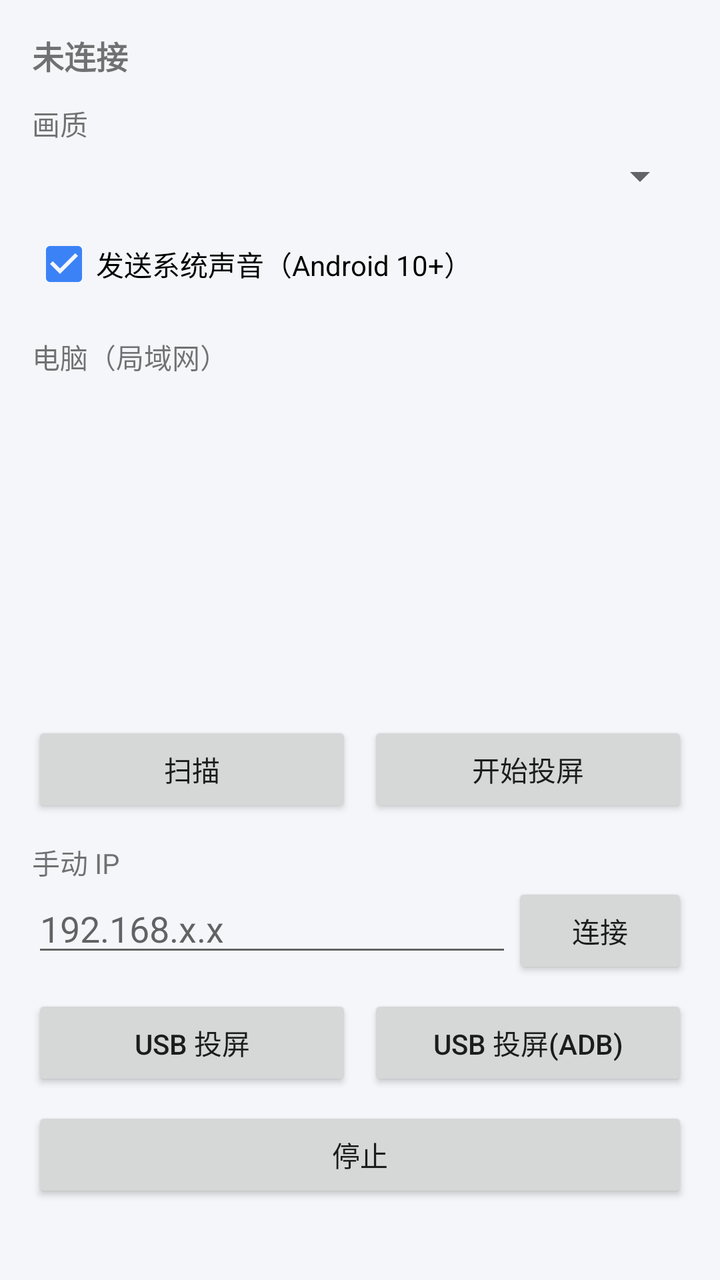
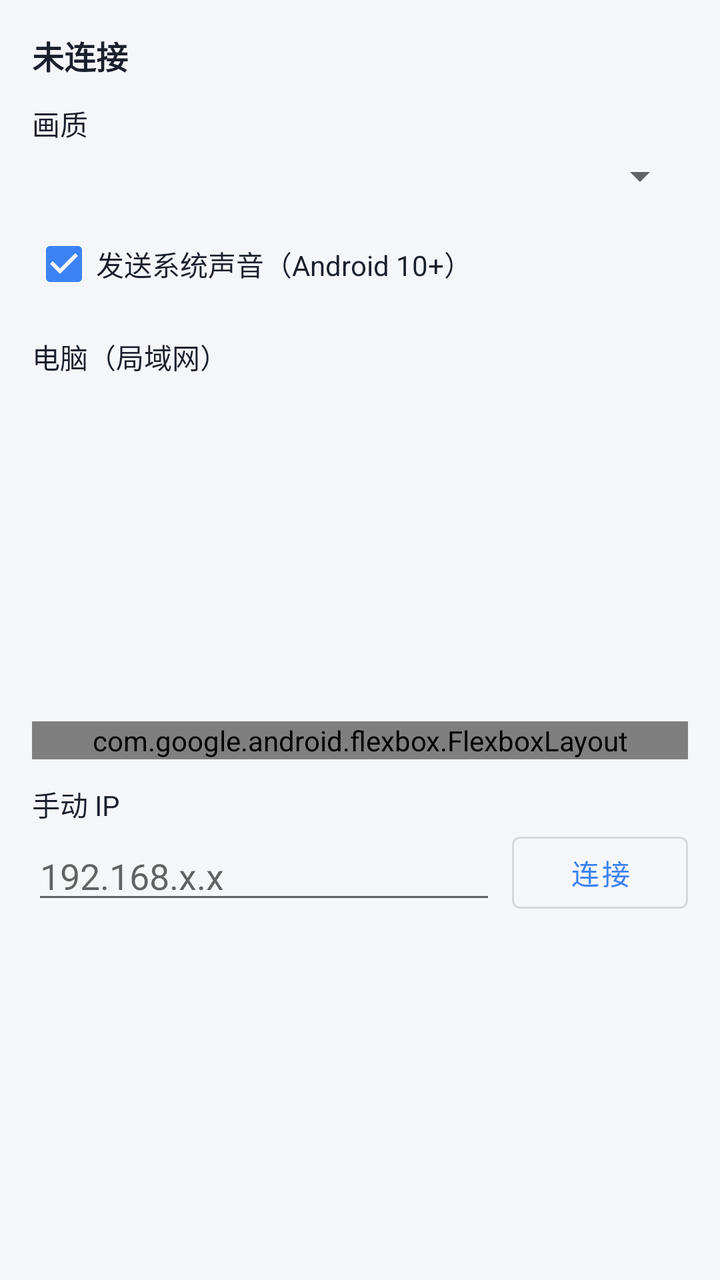

Before-and-after screenshots of an Android layout around one commit, followed by the original layout XML and the change that was made.
<!-- AndroidManifest.xml: application theme Theme.ScreenKit -->
<!-- res/layout/activity_cast.xml -->
<?xml version="1.0" encoding="utf-8"?>
<ScrollView xmlns:android="http://schemas.android.com/apk/res/android"
    android:layout_width="match_parent"
    android:layout_height="match_parent"
    android:fillViewport="true">
    <LinearLayout
        android:layout_width="match_parent"
        android:layout_height="wrap_content"
        android:orientation="vertical"
        android:padding="16dp">

        <TextView
            android:id="@+id/lbstat"
            android:layout_width="match_parent"
            android:layout_height="wrap_content"
            android:text="未连接"
            android:textSize="16sp"
            android:textStyle="bold" />

        <TextView
            android:layout_width="match_parent"
            android:layout_height="wrap_content"
            android:layout_marginTop="12dp"
            android:text="画质" />

        <Spinner
            android:id="@+id/eq"
            android:layout_width="match_parent"
            android:layout_height="wrap_content"
            android:layout_marginTop="4dp" />

        <CheckBox
            android:id="@+id/caudio"
            android:layout_width="match_parent"
            android:layout_height="wrap_content"
            android:layout_marginTop="8dp"
            android:checked="true"
            android:text="发送系统声音（Android 10+）" />

        <TextView
            android:layout_width="match_parent"
            android:layout_height="wrap_content"
            android:layout_marginTop="12dp"
            android:text="电脑（局域网）" />

        <ListView
            android:id="@+id/lpeers"
            android:layout_width="match_parent"
            android:layout_height="160dp"
            android:layout_marginTop="4dp"
            android:choiceMode="singleChoice"
            android:divider="@android:color/transparent"
            android:dividerHeight="6dp"
            android:listSelector="@android:color/transparent" />

        <LinearLayout
            android:layout_width="match_parent"
            android:layout_height="wrap_content"
            android:layout_marginTop="8dp"
            android:orientation="horizontal">
            <Button
                android:id="@+id/bscan"
                android:layout_width="0dp"
                android:layout_height="wrap_content"
                android:layout_weight="1"
                android:text="扫描" />
            <Button
                android:id="@+id/bstart"
                android:layout_width="0dp"
                android:layout_height="wrap_content"
                android:layout_weight="1"
                android:layout_marginStart="8dp"
                android:text="开始投屏" />
        </LinearLayout>

        <TextView
            android:layout_width="match_parent"
            android:layout_height="wrap_content"
            android:layout_marginTop="12dp"
            android:text="手动 IP" />

        <LinearLayout
            android:layout_width="match_parent"
            android:layout_height="wrap_content"
            android:orientation="horizontal">
            <EditText
                android:id="@+id/eip"
                android:layout_width="0dp"
                android:layout_height="wrap_content"
                android:layout_weight="1"
                android:hint="192.168.x.x"
                android:inputType="text" />
            <Button
                android:id="@+id/bmanual"
                android:layout_width="wrap_content"
                android:layout_height="wrap_content"
                android:text="连接" />
        </LinearLayout>

        <LinearLayout
            android:layout_width="match_parent"
            android:layout_height="wrap_content"
            android:layout_marginTop="8dp"
            android:orientation="horizontal">
            <Button
                android:id="@+id/busb"
                android:layout_width="0dp"
                android:layout_height="wrap_content"
                android:layout_weight="1"
                android:text="USB 投屏" />
            <Button
                android:id="@+id/busbadb"
                android:layout_width="0dp"
                android:layout_height="wrap_content"
                android:layout_weight="1"
                android:layout_marginStart="8dp"
                android:text="USB 投屏(adb)" />
        </LinearLayout>

        <Button
            android:id="@+id/bstop"
            android:layout_width="match_parent"
            android:layout_height="wrap_content"
            android:layout_marginTop="8dp"
            android:text="停止" />
    </LinearLayout>
</ScrollView>
<!-- resources referenced by this layout -->
<resources>
  <style name="Theme.ScreenKit" parent="Theme.MaterialComponents.DayNight.DarkActionBar">
          <item name="android:windowBackground">@color/bg</item>
          <item name="colorPrimary">@color/accent</item>
          <item name="colorPrimaryVariant">@color/accent_dark</item>
          <item name="colorOnPrimary">#FFFFFF</item>
          <item name="colorAccent">@color/accent</item>
          <item name="android:statusBarColor">@color/accent_dark</item>
      </style>
  <color name="bg">#F4F6F9</color>
  <color name="accent">#3B82F6</color>
  <color name="accent_dark">#2563EB</color>
</resources>

<!-- the commit's change to res/layout/activity_cast.xml (unified diff, before → after) -->
@@ -1,8 +1,11 @@
 <?xml version="1.0" encoding="utf-8"?>
 <ScrollView xmlns:android="http://schemas.android.com/apk/res/android"
+    xmlns:app="http://schemas.android.com/apk/res-auto"
     android:layout_width="match_parent"
     android:layout_height="match_parent"
+    android:background="@color/bg"
     android:fillViewport="true">
+
     <LinearLayout
         android:layout_width="match_parent"
         android:layout_height="wrap_content"
@@ -14,6 +17,7 @@
             android:layout_width="match_parent"
             android:layout_height="wrap_content"
             android:text="未连接"
+            android:textColor="@color/text"
             android:textSize="16sp"
             android:textStyle="bold" />
 
@@ -21,7 +25,8 @@
             android:layout_width="match_parent"
             android:layout_height="wrap_content"
             android:layout_marginTop="12dp"
-            android:text="画质" />
+            android:text="画质"
+            android:textColor="@color/text" />
 
         <Spinner
             android:id="@+id/eq"
@@ -35,13 +40,15 @@
             android:layout_height="wrap_content"
             android:layout_marginTop="8dp"
             android:checked="true"
-            android:text="发送系统声音（Android 10+）" />
+            android:text="发送系统声音（Android 10+）"
+            android:textColor="@color/text" />
 
         <TextView
             android:layout_width="match_parent"
             android:layout_height="wrap_content"
             android:layout_marginTop="12dp"
-            android:text="电脑（局域网）" />
+            android:text="电脑（局域网）"
+            android:textColor="@color/text" />
 
         <ListView
             android:id="@+id/lpeers"
@@ -53,75 +60,96 @@
             android:dividerHeight="6dp"
             android:listSelector="@android:color/transparent" />
 
-        <LinearLayout
+        <com.google.android.flexbox.FlexboxLayout
             android:layout_width="match_parent"
             android:layout_height="wrap_content"
             android:layout_marginTop="8dp"
-            android:orientation="horizontal">
-            <Button
+            app:alignItems="flex_start"
+            app:flexWrap="wrap"
+            app:justifyContent="flex_start">
+
+            <com.google.android.material.button.MaterialButton
+                android:id="@+id/bdevices"
+                style="@style/Widget.MaterialComponents.Button.OutlinedButton"
+                android:layout_width="wrap_content"
+                android:layout_height="wrap_content"
+                android:layout_marginEnd="8dp"
+                android:layout_marginBottom="8dp"
+                android:text="@string/pc_devices_pick" />
+
+            <com.google.android.material.button.MaterialButton
                 android:id="@+id/bscan"
-                android:layout_width="0dp"
+                style="@style/Widget.MaterialComponents.Button.OutlinedButton"
+                android:layout_width="wrap_content"
                 android:layout_height="wrap_content"
-                android:layout_weight="1"
+                android:layout_marginEnd="8dp"
+                android:layout_marginBottom="8dp"
                 android:text="扫描" />
-            <Button
+
+            <com.google.android.material.button.MaterialButton
                 android:id="@+id/bstart"
-                android:layout_width="0dp"
+                android:layout_width="wrap_content"
                 android:layout_height="wrap_content"
-                android:layout_weight="1"
-                android:layout_marginStart="8dp"
-                android:text="开始投屏" />
-        </LinearLayout>
+                android:layout_marginEnd="8dp"
+                android:layout_marginBottom="8dp"
+                android:text="@string/btn_cast_lan" />
+
+            <com.google.android.material.button.MaterialButton
+                android:id="@+id/busb"
+                style="@style/Widget.MaterialComponents.Button.OutlinedButton"
+                android:layout_width="wrap_content"
+                android:layout_height="wrap_content"
+                android:layout_marginEnd="8dp"
+                android:layout_marginBottom="8dp"
+                android:text="USB 投屏" />
+
+            <com.google.android.material.button.MaterialButton
+                android:id="@+id/busbadb"
+                style="@style/Widget.MaterialComponents.Button.OutlinedButton"
+                android:layout_width="wrap_content"
+                android:layout_height="wrap_content"
+                android:layout_marginEnd="8dp"
+                android:layout_marginBottom="8dp"
+                android:text="USB 投屏(adb)" />
+
+            <com.google.android.material.button.MaterialButton
+                android:id="@+id/bstop"
+                style="@style/Widget.MaterialComponents.Button.OutlinedButton"
+                android:layout_width="wrap_content"
+                android:layout_height="wrap_content"
+                android:layout_marginBottom="8dp"
+                android:text="停止" />
+        </com.google.android.flexbox.FlexboxLayout>
 
         <TextView
             android:layout_width="match_parent"
             android:layout_height="wrap_content"
             android:layout_marginTop="12dp"
-            android:text="手动 IP" />
+            android:text="手动 IP"
+            android:textColor="@color/text" />
 
         <LinearLayout
             android:layout_width="match_parent"
             android:layout_height="wrap_content"
+            android:gravity="center_vertical"
             android:orientation="horizontal">
+
             <EditText
                 android:id="@+id/eip"
                 android:layout_width="0dp"
                 android:layout_height="wrap_content"
                 android:layout_weight="1"
                 android:hint="192.168.x.x"
-                android:inputType="text" />
-            <Button
+                android:inputType="text"
+                android:textColor="@color/text" />
+
+            <com.google.android.material.button.MaterialButton
                 android:id="@+id/bmanual"
+                style="@style/Widget.MaterialComponents.Button.OutlinedButton"
                 android:layout_width="wrap_content"
                 android:layout_height="wrap_content"
+                android:layout_marginStart="8dp"
                 android:text="连接" />
         </LinearLayout>
-
-        <LinearLayout
-            android:layout_width="match_parent"
-            android:layout_height="wrap_content"
-            android:layout_marginTop="8dp"
-            android:orientation="horizontal">
-            <Button
-                android:id="@+id/busb"
-                android:layout_width="0dp"
-                android:layout_height="wrap_content"
-                android:layout_weight="1"
-                android:text="USB 投屏" />
-            <Button
-                android:id="@+id/busbadb"
-                android:layout_width="0dp"
-                android:layout_height="wrap_content"
-                android:layout_weight="1"
-                android:layout_marginStart="8dp"
-                android:text="USB 投屏(adb)" />
-        </LinearLayout>
-
-        <Button
-            android:id="@+id/bstop"
-            android:layout_width="match_parent"
-            android:layout_height="wrap_content"
-            android:layout_marginTop="8dp"
-            android:text="停止" />
     </LinearLayout>
 </ScrollView>
<!-- resource entries referenced after the edit -->
@@ -1,5 +1,9 @@
 <!-- resources referenced by this layout -->
 <resources>
+  <color name="bg">#F4F6F9</color>
+  <color name="text">#1A202C</color>
+  <string name="btn_cast_lan">网络投屏</string>
+  <string name="pc_devices_pick">我的电脑</string>
   <style name="Theme.ScreenKit" parent="Theme.MaterialComponents.DayNight.DarkActionBar">
           <item name="android:windowBackground">@color/bg</item>
           <item name="colorPrimary">@color/accent</item>
@@ -8,7 +12,6 @@
           <item name="colorAccent">@color/accent</item>
           <item name="android:statusBarColor">@color/accent_dark</item>
       </style>
-  <color name="bg">#F4F6F9</color>
   <color name="accent">#3B82F6</color>
   <color name="accent_dark">#2563EB</color>
 </resources>
